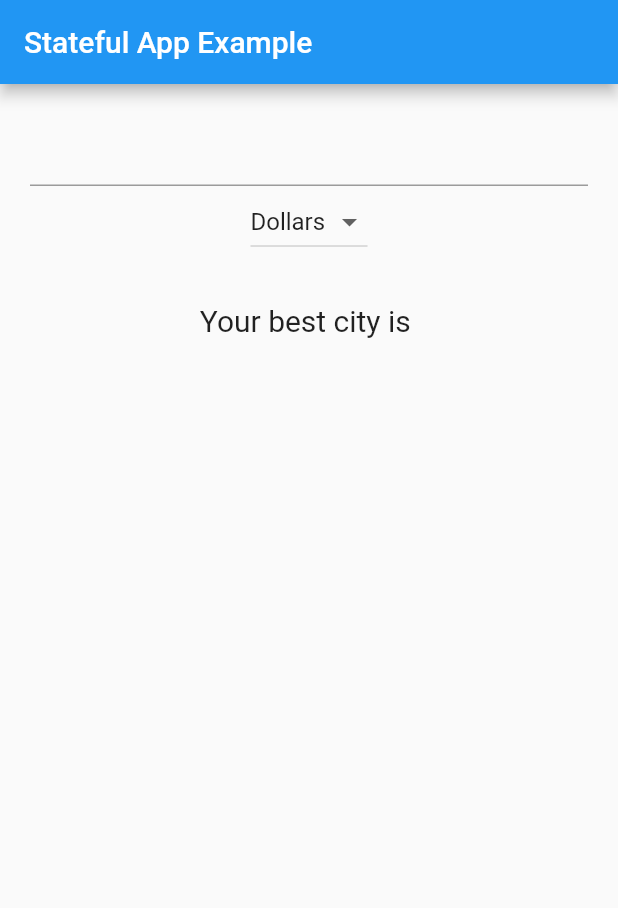
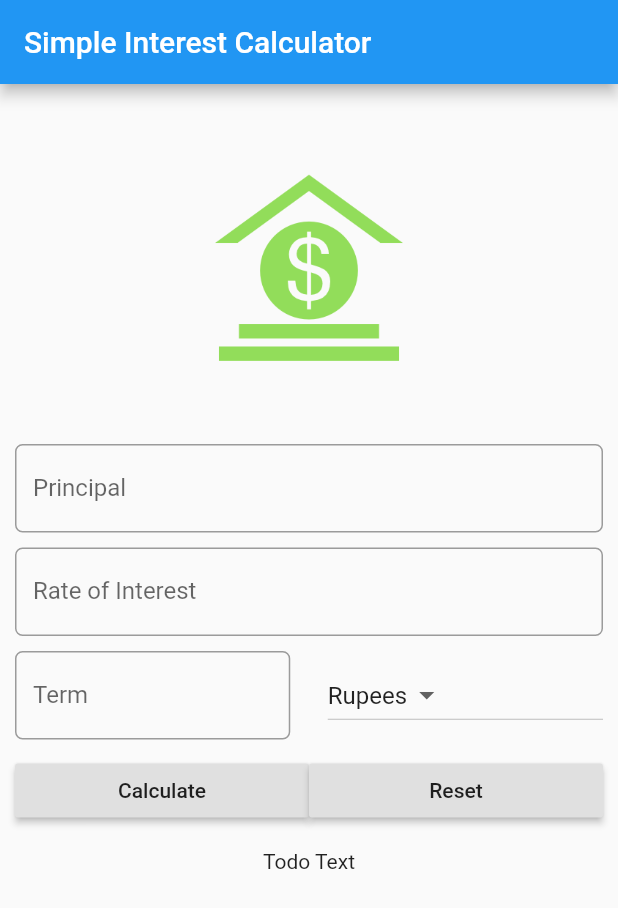
Before and after one commit to smartherd/Flutter-Demos, a Flutter app: the screen it shows after launch, on a phone screen of 412 x 824 dp. Shown: the top 908 px of the screen. Run offline on Flutter 3.47's test engine with Material 2 defaults, Android fonts, the phone set to English and light mode, and no system bars.

Commit message:
Section Three, Video Five: Creating UI of Simple Interest Calculater

```diff
--- a/lib/main.dart
+++ b/lib/main.dart
@@ -4,79 +4,146 @@ void main() {
 
 	runApp(
 		MaterialApp(
-			title: "Sateful App Example",
-			home: FavoriteCity(),
+			title: 'Simple Interest Calculator App',
+			home: SIForm(),
 		)
 	);
 }
 
-class FavoriteCity extends StatefulWidget {
+class SIForm extends StatefulWidget {
 
 	@override
   State<StatefulWidget> createState() {
-    return _FavoriteCityState();
+
+    return _SIFormState();
   }
 }
 
-class _FavoriteCityState extends State<FavoriteCity> {
+class _SIFormState extends State<SIForm> {
 
-	String nameCity = "";
-	var _currencies = ['Rupees', 'Dollars', 'Pounds', 'Others'];
-	var _currentItemSelected = 'Dollars';
+	var _currencies = ['Rupees', 'Dollars', 'Pounds'];
+	final double  _minimumPadding = 5.0;
 
 	@override
   Widget build(BuildContext context) {
 
-		debugPrint("Favorite City widget is created");
+    return Scaffold(
 
-    return Scaffold(
 	    appBar: AppBar(
-		    title: Text("Stateful App Example"),
+		    title: Text('Simple Interest Calculator'),
 	    ),
+
 	    body: Container(
-		    margin: EdgeInsets.all(20.0),
+		    margin: EdgeInsets.all(_minimumPadding * 2),
 		    child: Column(
 			    children: <Widget>[
-			    	TextField(
-					    onSubmitted: (String userInput) {
-					    	setState(() {
-					    		debugPrint("set State is called, this tells framwork to redraw the FavCity widget");
-							    nameCity = userInput;
-					    	});
-					    },
+
+				    getImageAsset(),
+
+				    Padding(
+					    padding: EdgeInsets.only(top: _minimumPadding, bottom: _minimumPadding),
+					    child: TextField(
+					    keyboardType: TextInputType.number,
+					    decoration: InputDecoration(
+						    labelText: 'Principal',
+						    hintText: 'Enter Principal e.g. 12000',
+						    border: OutlineInputBorder(
+							    borderRadius: BorderRadius.circular(5.0)
+						    )
 					    ),
-				    DropdownButton<String>(
+				    )),
 
-					    items: _currencies.map((String dropDownStringItem) {
+				    Padding(
+					    padding: EdgeInsets.only(top: _minimumPadding, bottom: _minimumPadding),
+					    child: TextField(
+					    keyboardType: TextInputType.number,
+					    decoration: InputDecoration(
+							    labelText: 'Rate of Interest',
+							    hintText: 'In percent',
+							    border: OutlineInputBorder(
+									    borderRadius: BorderRadius.circular(5.0)
+							    )
+					    ),
+				    )),
+
+				    Padding(
+					    padding: EdgeInsets.only(top: _minimumPadding, bottom: _minimumPadding),
+					    child: Row(
+					    children: <Widget>[
+
+						    Expanded(child: TextField(
+							    keyboardType: TextInputType.number,
+							    decoration: InputDecoration(
+									    labelText: 'Term',
+									    hintText: 'Time in years',
+									    border: OutlineInputBorder(
+											    borderRadius: BorderRadius.circular(5.0)
+									    )
+							    ),
+						    )),
+
+						    Container(width: _minimumPadding * 5,),
+
+						    Expanded(child: DropdownButton<String>(
+							    items: _currencies.map((String value) {
 							    	return DropdownMenuItem<String>(
-							    value: dropDownStringItem,
-							    child: Text(dropDownStringItem),
+									    value: value,
+									    child: Text(value),
 								    );
 							    }).toList(),
 
+							    value: 'Rupees',
+
 							    onChanged: (String newValueSelected) {
-					    	// Your code to execute, when a menu item is selected from drop down
-						    _onDropDownItemSelected(newValueSelected);
+							    	// Your code to execute, when a menu item is selected from dropdown
 							    },
 
-					    value: _currentItemSelected,
+						    ))
 
+
+					    ],
+				    )),
+
+				    Padding(
+					    padding: EdgeInsets.only(bottom: _minimumPadding, top: _minimumPadding),
+					    child: Row(children: <Widget>[
+				    	Expanded(
+						    child: RaisedButton(
+							    child: Text('Calculate'),
+							    onPressed: () {
+
+							    },
 						    ),
+					    ),
+
+					    Expanded(
+						    child: RaisedButton(
+							    child: Text('Reset'),
+							    onPressed: () {
+
+							    },
+						    ),
+					    ),
+
+				    ],)),
+
 				    Padding(
-						    padding: EdgeInsets.all(30.0),
-						    child: Text(
-					        "Your best city is $nameCity",
-					        style: TextStyle(fontSize: 20.0),
-				    ))
+					    padding: EdgeInsets.all(_minimumPadding * 2),
+					    child: Text('Todo Text'),
+				    )
+
 			    ],
 		    ),
 	    ),
     );
   }
 
-  void _onDropDownItemSelected(String newValueSelected) {
-	  setState(() {
-		  this._currentItemSelected = newValueSelected;
-	  });
+  Widget getImageAsset() {
+
+		AssetImage assetImage = AssetImage('images/money.png');
+		Image image = Image(image: assetImage, width: 125.0, height: 125.0,);
+
+		return Container(child: image, margin: EdgeInsets.all(_minimumPadding * 10),);
   }
+
 }
--- a/pubspec.yaml
+++ b/pubspec.yaml
@@ -26,8 +26,8 @@ flutter:
   uses-material-design: true
 
   # To add assets to your application, add an assets section, like this:
-#  assets:
-#    - images/flight.png
+  assets:
+    - images/money.png
   #  - images/a_dot_ham.jpeg
 
   # An image asset can refer to one or more resolution-specific "variants", see
```
Also changed, not shown: images/money.png (added), pubspec.lock. Lines whose indentation alone changed are shown as unchanged.
